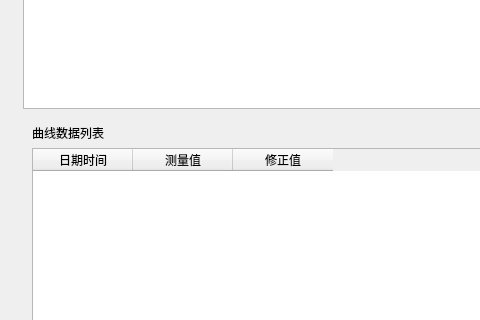
aiyongye/-, file hstorylist.ui: the form before one commit; both pictures show x 0 to 480 and y 422 to 742 of the 1250 by 907 pixel window.
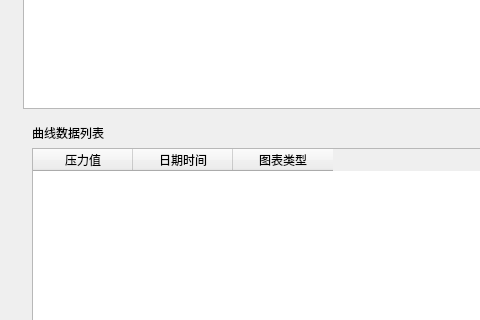
The form after the commit.

Commit message: 图表数据和在历史界面上通过全查询时间查询显示

Patch:
```diff
--- a/hstorylist.ui
+++ b/hstorylist.ui
@@ -113,6 +113,11 @@
               <property name="styleSheet">
                <string notr="true"/>
               </property>
+              <column>
+               <property name="text">
+                <string>压力值</string>
+               </property>
+              </column>
               <column>
                <property name="text">
                 <string>日期时间</string>
@@ -120,12 +125,7 @@
               </column>
               <column>
                <property name="text">
-                <string>测量值</string>
-               </property>
-              </column>
-              <column>
-               <property name="text">
-                <string>修正值</string>
+                <string>图表类型</string>
                </property>
               </column>
              </widget>
```
The commit also changes 9 other files.
